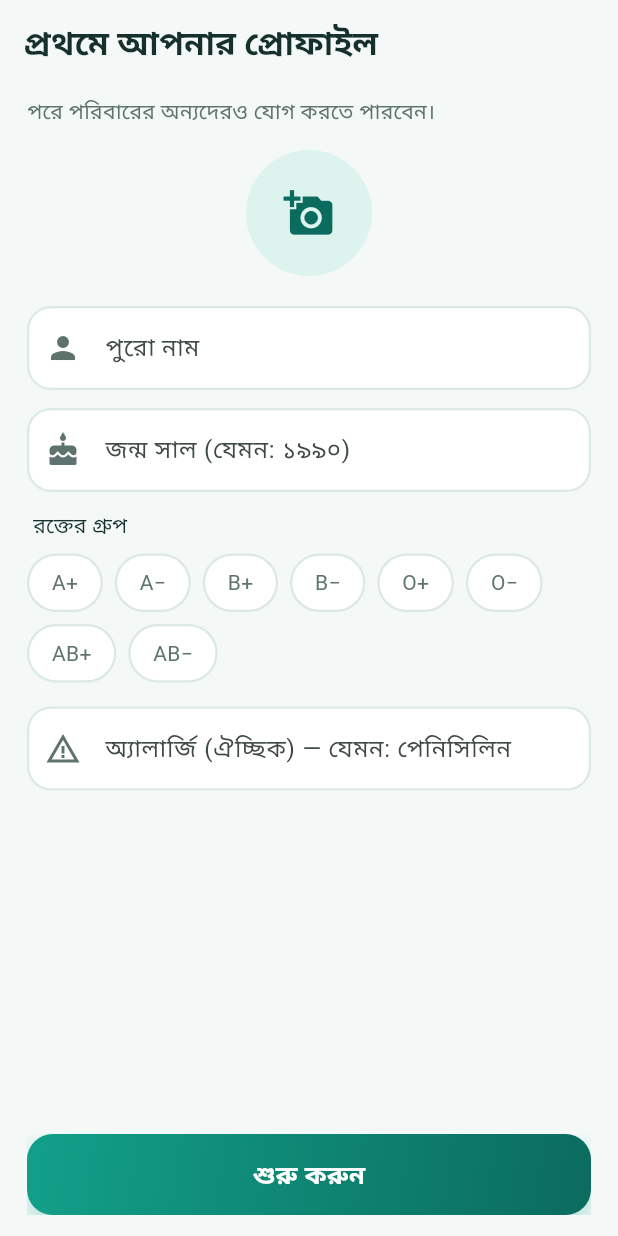
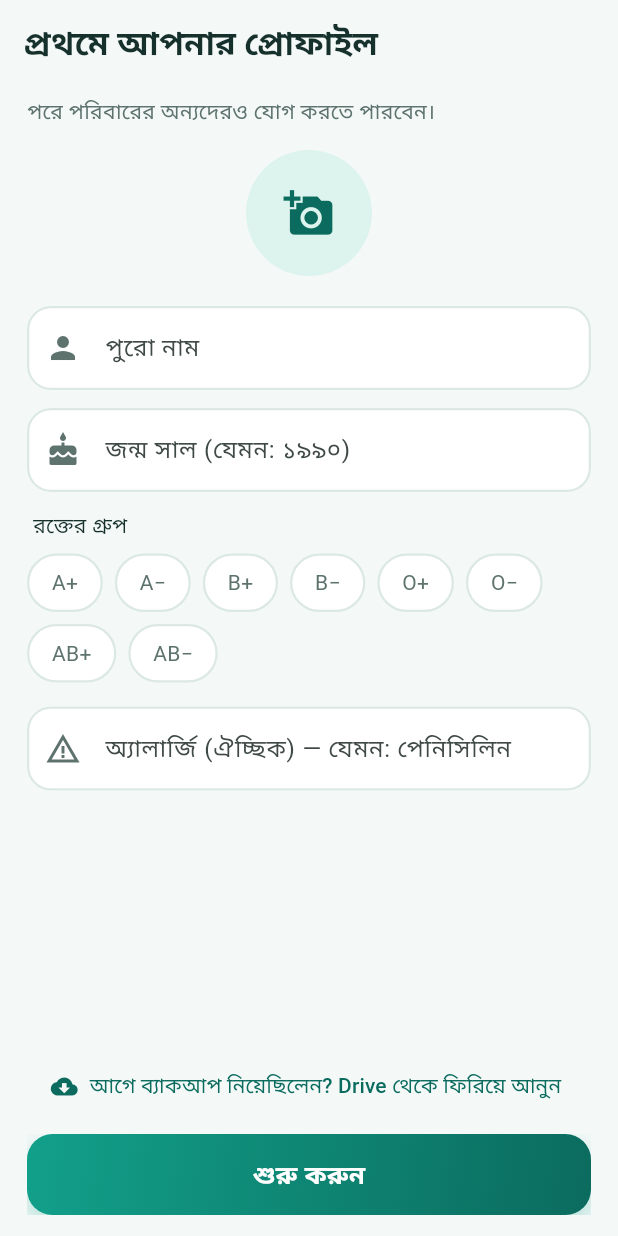
Before and after one commit to mizanosmani91-tech/health_app, a Flutter app: the screen it shows after launch, after a tap on "পরের", after a tap on "এড়িয়ে যান", on a phone screen of 412 x 824 dp. Run offline on Flutter 3.47's test engine with Material 3 defaults, Android fonts, the phone set to English and light mode, and no system bars; our stand-ins replace flutter_local_notifications, flutter_timezone, google_fonts, google_sign_in, image_picker, local_auth and 3 more; missing offline and left inert: mobile_scanner; accounts and stored records are empty; network calls fail.

Commit message:
Offer Drive restore on first-run profile screen (reinstall starts with empty local data)
Co-Authored-By: Claude Sonnet 5.5 <noreply@anthropic.com>
Claude-Session: https://claude.ai/code/session_01X9QARxQ1qKUZUvS15yw171

```diff
--- a/lib/features/patient/patient_setup_screen.dart
+++ b/lib/features/patient/patient_setup_screen.dart
@@ -1,9 +1,58 @@
 import 'package:flutter/material.dart';
+import 'package:provider/provider.dart';
+import '../../core/widgets.dart';
+import '../../services/app_state.dart';
+import '../../services/backup_service.dart';
 import 'member_form.dart';
 
-/// First-run: create the user's own profile (no back button, nothing to go back to).
-class PatientSetupScreen extends StatelessWidget {
+/// First-run on a phone with no local data: create the user's own profile, or bring back
+/// an earlier Drive backup (health data lives on the phone, so a reinstall starts empty).
+class PatientSetupScreen extends StatefulWidget {
   const PatientSetupScreen({super.key});
   @override
-  Widget build(BuildContext context) => const MemberForm(isSelf: true, setup: true);
+  State<PatientSetupScreen> createState() => _PatientSetupScreenState();
 }
+
+class _PatientSetupScreenState extends State<PatientSetupScreen> {
+  bool _busy = false;
+
+  Future<void> _restore() async {
+    setState(() => _busy = true);
+    try {
+      final ok = await BackupService.instance.restoreLatest();
+      if (!mounted) return;
+      if (ok) {
+        await context.read<AppState>().refresh();
+      } else {
+        context.toast('Drive-এ কোনো ব্যাকআপ পাওয়া যায়নি');
+      }
+    } catch (e) {
+      if (mounted) context.toast('রিস্টোর হয়নি: $e');
+    } finally {
+      if (mounted) setState(() => _busy = false);
+    }
+  }
+
+  @override
+  Widget build(BuildContext context) => Stack(children: [
+        const MemberForm(isSelf: true, setup: true),
+        Positioned(
+          left: 0, right: 0, bottom: 0,
+          child: SafeArea(
+            child: Padding(
+              padding: const EdgeInsets.fromLTRB(18, 0, 18, 76),
+              child: Material(
+                color: Colors.transparent,
+                child: TextButton.icon(
+                  onPressed: _busy ? null : _restore,
+                  icon: _busy
+                      ? const SizedBox(width: 16, height: 16, child: CircularProgressIndicator(strokeWidth: 2))
+                      : const Icon(Icons.cloud_download),
+                  label: const Text('আগে ব্যাকআপ নিয়েছিলেন? Drive থেকে ফিরিয়ে আনুন'),
+                ),
+              ),
+            ),
+          ),
+        ),
+      ]);
+}
```
